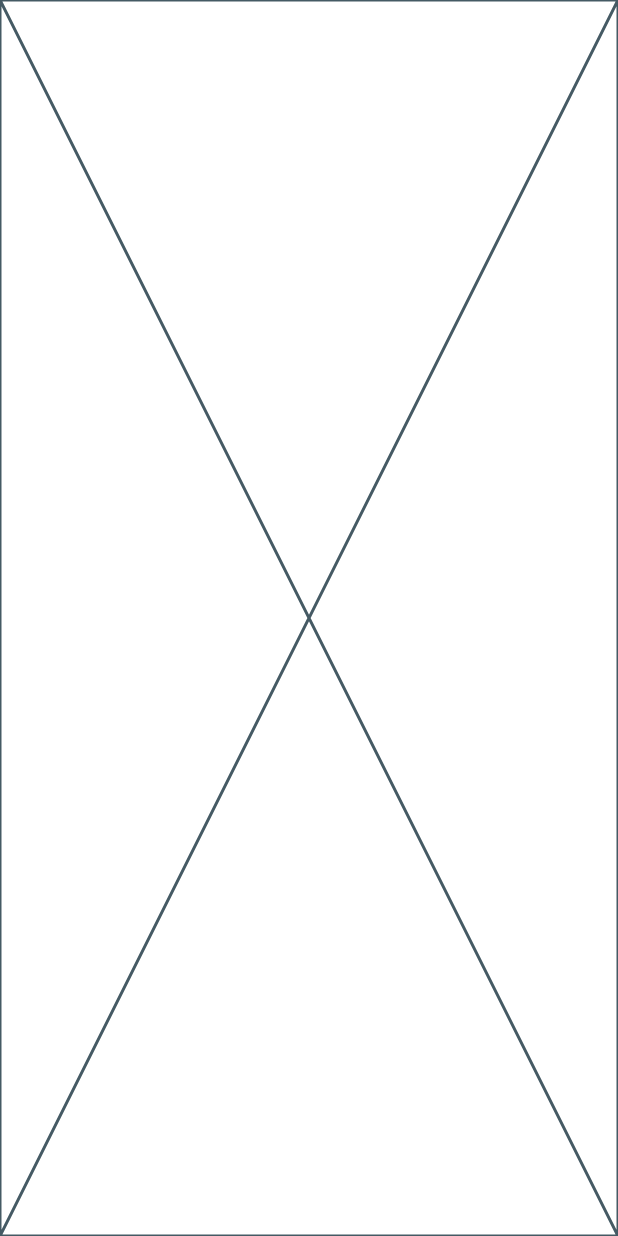
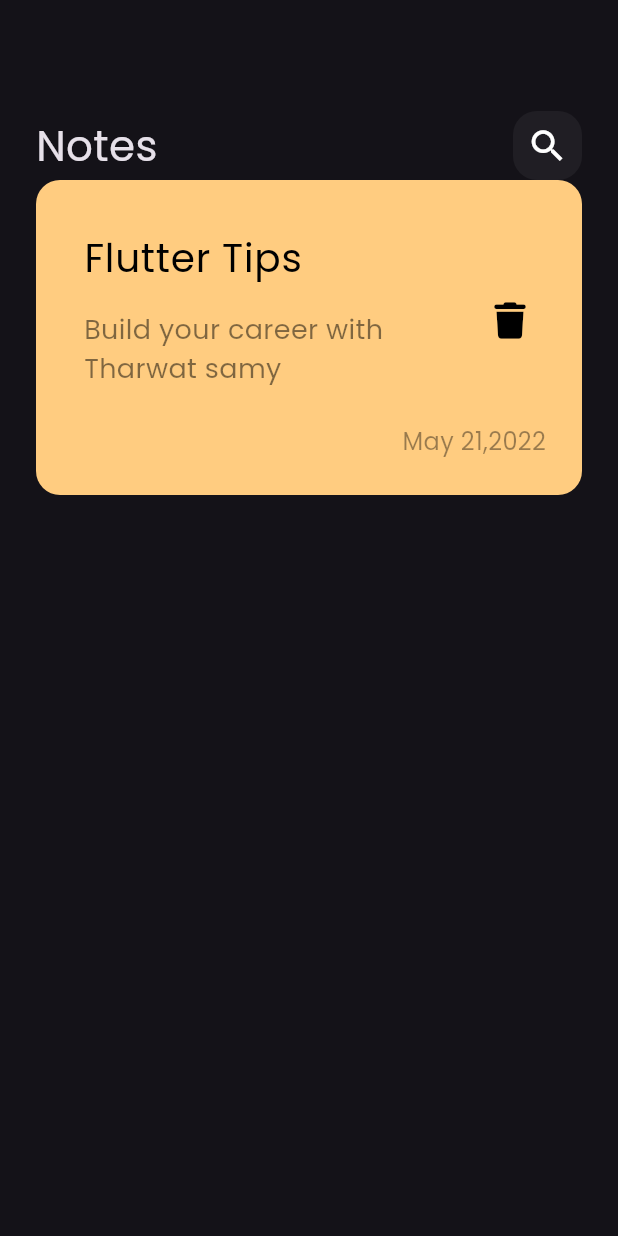
Before and after one commit to Abdrhmann/notes_app, a Flutter app: the screen it shows after launch, on a phone screen of 412 x 824 dp. Run offline on Flutter 3.47's test engine with Material 3 defaults, Android fonts, the phone set to English and light mode, and no system bars; our stand-ins replace font_awesome_flutter.

Commit message:
create custom note item

```diff
--- a/lib/main.dart
+++ b/lib/main.dart
@@ -12,7 +12,9 @@ class NotesApp extends StatelessWidget {
   @override
   Widget build(BuildContext context) {
     return MaterialApp(
+      debugShowCheckedModeBanner: false,
        theme: ThemeData(
+        fontFamily: 'Poppins',
         brightness: Brightness.dark,
        ),
        home:const NoteView(),
--- a/lib/views/note_view.dart
+++ b/lib/views/note_view.dart
@@ -1,10 +1,13 @@
 import 'package:flutter/material.dart';
+import 'package:notes_app/widgets/notes_view_body.dart';
 
 class NoteView extends StatelessWidget {
   const NoteView({super.key});
 
   @override
   Widget build(BuildContext context) {
-    return const Placeholder();
+    return const Scaffold(
+      body: NotesViewBody()
+    );
   }
 }
--- /dev/null
+++ b/lib/widgets/custom_app_bar.dart
@@ -0,0 +1,22 @@
+import 'package:flutter/material.dart';
+import 'package:notes_app/widgets/custom_search_icon.dart';
+
+class CustomAppBar extends StatelessWidget {
+  const CustomAppBar({super.key});
+
+  @override
+  Widget build(BuildContext context) {
+    return Row(
+         mainAxisAlignment: MainAxisAlignment.start,
+         children: const[
+        Text('Notes',
+        style: TextStyle(
+          fontSize: 28,
+        ),
+      ),
+       Spacer(),
+        CustomSearchIcon(),
+       ],
+      );
+  }
+}
--- /dev/null
+++ b/lib/widgets/custom_note_item.dart
@@ -0,0 +1,56 @@
+import 'package:flutter/material.dart';
+import 'package:font_awesome_flutter/font_awesome_flutter.dart';
+
+class NoteItem extends StatelessWidget {
+  const NoteItem({super.key});
+
+  @override
+  Widget build(BuildContext context) {
+    return Container(
+      padding: const EdgeInsets.only(top: 24,bottom: 24,left: 16) ,
+      decoration: BoxDecoration(
+        color:  Color(0xffFFCC80),
+        borderRadius: BorderRadius.circular(16),
+      ),
+      child: Column(
+        crossAxisAlignment: CrossAxisAlignment.end,
+        children: [
+          ListTile(
+            title: const Text('Flutter Tips',
+            style: TextStyle(
+              fontSize: 26,
+              color: Colors.black
+            ),
+            ) ,
+             subtitle: Padding(
+               padding: const EdgeInsets.only(top: 16,bottom: 16),
+               child: Text('Build your career with Tharwat samy',
+                style: TextStyle(
+                color: Colors.black.withValues(alpha:.5 ),
+                fontSize: 18,
+                           ),
+                           ),
+             ),
+            trailing: IconButton(
+              onPressed: (){},
+              icon: Icon(FontAwesomeIcons.trash,
+              color: Colors.black,
+              size: 24,
+              ),
+            ),
+          ),
+          Padding(
+            padding: const EdgeInsets.only(right: 24),
+            child: Text(
+            'May 21,2022',
+            style: TextStyle(
+              fontSize: 16,
+            color: Colors.black.withValues(alpha: .4)
+            ),
+            ),
+          ),
+        ],
+      ),
+    );
+  }
+}
--- /dev/null
+++ b/lib/widgets/custom_search_icon.dart
@@ -0,0 +1,23 @@
+import 'package:flutter/material.dart';
+
+class CustomSearchIcon extends StatelessWidget {
+  const CustomSearchIcon
+({super.key});
+
+  @override
+  Widget build(BuildContext context) {
+    return Container(
+      height: 46,
+      width:  46,
+      decoration: BoxDecoration(
+       color: Colors.white.withValues(alpha: .05),
+        borderRadius:BorderRadius.circular(16)
+      ),
+      child:const Center(
+        child: Icon(Icons.search,
+        size: 28,
+        ),
+      ),
+    );
+  }
+}
--- /dev/null
+++ b/lib/widgets/notes_view_body.dart
@@ -0,0 +1,24 @@
+import 'package:flutter/material.dart';
+import 'package:font_awesome_flutter/font_awesome_flutter.dart';
+import 'package:notes_app/widgets/custom_app_bar.dart';
+import 'package:notes_app/widgets/custom_note_item.dart';
+
+class NotesViewBody extends StatelessWidget {
+  const NotesViewBody({super.key});
+
+  @override
+  Widget build(BuildContext context) {
+    return Padding(
+      padding: const EdgeInsets.symmetric(vertical:24 , horizontal: 24),
+      child: Column(
+        children: const[
+           SizedBox(
+            height: 50,
+           ),
+           CustomAppBar(),
+           NoteItem(),
+        ],
+      ),
+    );
+  }
+}
```
Also changed, not shown: pubspec.yaml (+6 -6 lines), assets/fonts/Poppins-Regular.ttf (added), pubspec.lock.
